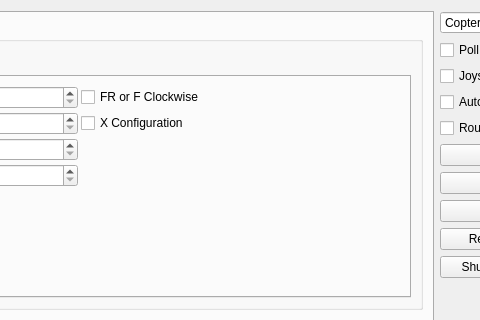
Before: the Qt Designer form Linux/RC_Car_Tool/copterinterface.ui in vedderb/rise_sdvp, drawn with Qt 5; both pictures show x 286 to 766 and y 0 to 320 of the 848 by 706 pixel window.
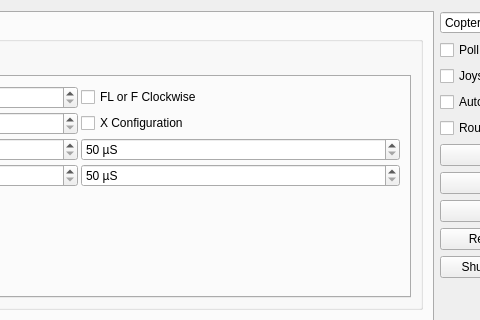
After: the same form once the commit is applied. The open tabs and pages were chosen to show the change. Icons and pictures are not drawn. Custom widgets are drawn as their Qt base class.

Diff of the .ui file:
```diff
--- a/Linux/RC_Car_Tool/copterinterface.ui
+++ b/Linux/RC_Car_Tool/copterinterface.ui
@@ -831,7 +831,7 @@
                 <item row="0" column="1">
                  <widget class="QCheckBox" name="confMotorsCwBox">
                   <property name="text">
-                   <string>FR or F Clockwise</string>
+                   <string>FL or F Clockwise</string>
                   </property>
                  </widget>
                 </item>
@@ -894,6 +894,32 @@
                   </property>
                  </spacer>
                 </item>
+                <item row="2" column="1">
+                 <widget class="QSpinBox" name="confMotorMinPulseBox">
+                  <property name="suffix">
+                   <string> µS</string>
+                  </property>
+                  <property name="minimum">
+                   <number>50</number>
+                  </property>
+                  <property name="maximum">
+                   <number>1500</number>
+                  </property>
+                 </widget>
+                </item>
+                <item row="3" column="1">
+                 <widget class="QSpinBox" name="confMotorMaxPulseBox">
+                  <property name="suffix">
+                   <string> µS</string>
+                  </property>
+                  <property name="minimum">
+                   <number>50</number>
+                  </property>
+                  <property name="maximum">
+                   <number>2400</number>
+                  </property>
+                 </widget>
+                </item>
                </layout>
               </widget>
              </widget>
```
